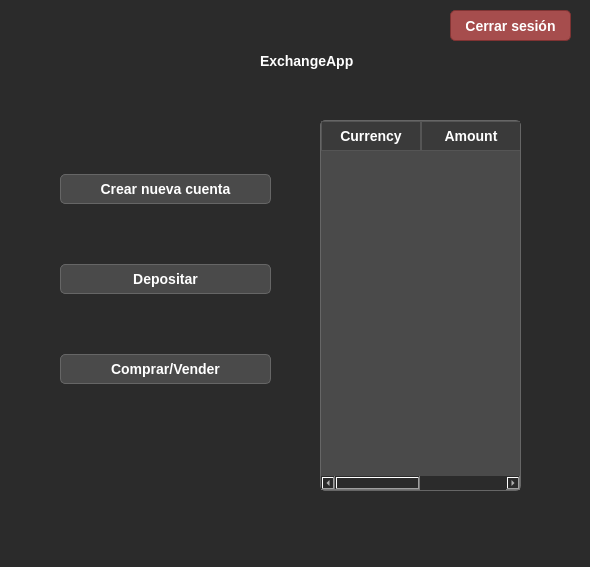
Old version of the form screens/MainWindow.ui in the repository facucastellano19/ExchangeApp.
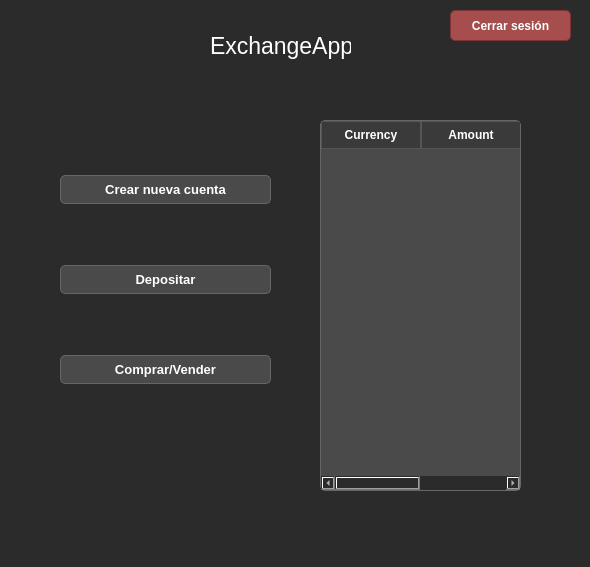
New version of the form.

Patch:
```diff
--- a/screens/MainWindow.ui
+++ b/screens/MainWindow.ui
@@ -18,7 +18,6 @@
     background-color: #2b2b2b; /* gris oscuro */
     color: #ffffff; /* texto por defecto */
     font-family: &quot;Segoe UI&quot;, Arial, sans-serif;
-    font-size: 14px;
 }</string>
   </property>
   <widget class="QWidget" name="centralwidget">
@@ -34,6 +33,13 @@
     <layout class="QVBoxLayout" name="verticalLayout">
      <item>
       <widget class="QPushButton" name="btnCreateAccount">
+       <property name="font">
+        <font>
+         <family>Segoe UI</family>
+         <pointsize>10</pointsize>
+         <bold>true</bold>
+        </font>
+       </property>
        <property name="styleSheet">
         <string notr="true">QPushButton {
     background-color: #4a4a4a; /* gris medio */
@@ -61,6 +67,13 @@
      </item>
      <item>
       <widget class="QPushButton" name="btnDeposit">
+       <property name="font">
+        <font>
+         <family>Segoe UI</family>
+         <pointsize>10</pointsize>
+         <bold>true</bold>
+        </font>
+       </property>
        <property name="styleSheet">
         <string notr="true">QPushButton {
     background-color: #4a4a4a; /* gris medio */
@@ -88,6 +101,13 @@
      </item>
      <item>
       <widget class="QPushButton" name="btnBuySell">
+       <property name="font">
+        <font>
+         <family>Segoe UI</family>
+         <pointsize>10</pointsize>
+         <bold>true</bold>
+        </font>
+       </property>
        <property name="styleSheet">
         <string notr="true">QPushButton {
     background-color: #4a4a4a; /* gris medio */
@@ -202,10 +222,10 @@
    <widget class="QLabel" name="label">
     <property name="geometry">
      <rect>
-      <x>260</x>
-      <y>50</y>
-      <width>101</width>
-      <height>21</height>
+      <x>210</x>
+      <y>30</y>
+      <width>141</width>
+      <height>31</height>
      </rect>
     </property>
     <property name="sizePolicy">
@@ -217,8 +237,8 @@
     <property name="font">
      <font>
       <family>Segoe UI</family>
-      <pointsize>-1</pointsize>
-      <bold>true</bold>
+      <pointsize>17</pointsize>
+      <bold>false</bold>
      </font>
     </property>
     <property name="text">
```
Left out of the diff: 2 changed lines with no effect on the pictures.
